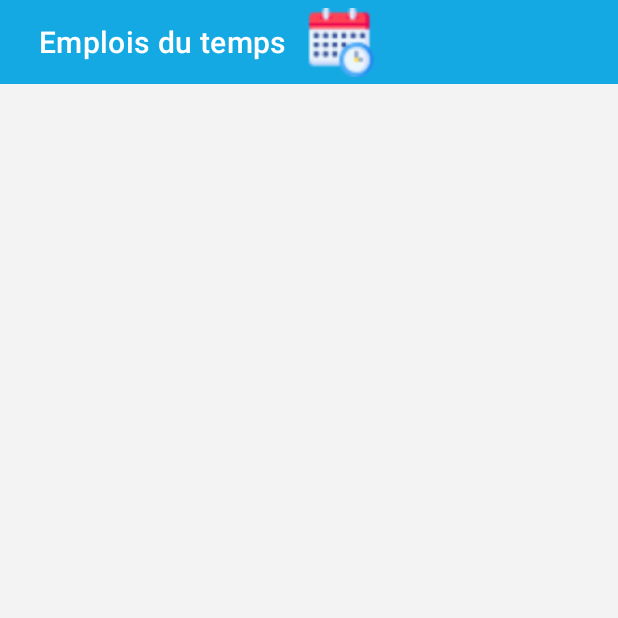
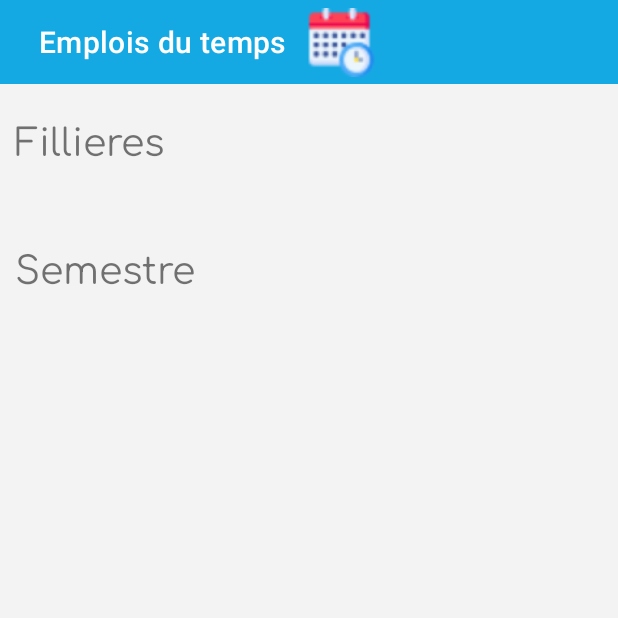
Before and after one commit to HassanELMALLOUKY/FPBM_App, an Android app: the EmploiActivity screen opened directly, with no data from a screen before it, on a phone screen of 412 x 824 dp, the top half of it. Run offline under Robolectric (Android 15) with nearby library versions, the phone set to English and light mode, and no system bars; our stand-ins replace Firebase (no records; nobody signed in at launch, a user with empty details on screens opened directly); 1 statement that could not run was skipped.

Commit message:
Design 2

```diff
--- a/app/src/main/java/com/example/fpbm/NotesFragment.java
+++ b/app/src/main/java/com/example/fpbm/NotesFragment.java
@@ -66,7 +66,7 @@ public class NotesFragment extends Fragment {
                 R.layout.notes_item,
                 notesHolderView.class,
                 queryNotes
-        ) {
+        ){
             @Override
             protected void populateViewHolder(notesHolderView notesHolderView, NotesModel notesModel, int i) {
 
--- a/app/src/main/res/layout/activity_emploi.xml
+++ b/app/src/main/res/layout/activity_emploi.xml
@@ -49,7 +49,14 @@
 
 
     </androidx.constraintlayout.widget.ConstraintLayout>
-
+    <TextView
+        android:layout_width="match_parent"
+        android:layout_height="wrap_content"
+        android:layout_marginTop="15dp"
+        android:text="Fillieres"
+        android:paddingLeft="10dp"
+        android:fontFamily="@font/comrg"
+        android:textSize="25sp"/>
     <androidx.recyclerview.widget.RecyclerView
         android:id="@+id/fileRecycler"
         android:layout_width="fill_parent"
@@ -59,6 +66,15 @@
         app:layout_constraintHorizontal_bias="0.0"
         app:layout_constraintStart_toStartOf="parent"
         tools:layout_editor_absoluteY="87dp" />
+
+    <TextView
+        android:layout_width="match_parent"
+        android:layout_height="wrap_content"
+        android:layout_marginTop="15dp"
+        android:text="Semestre"
+        android:paddingLeft="10dp"
+        android:fontFamily="@font/comrg"
+        android:textSize="25sp"/>
 
     <androidx.recyclerview.widget.RecyclerView
         android:id="@+id/test1Recycler"
```
